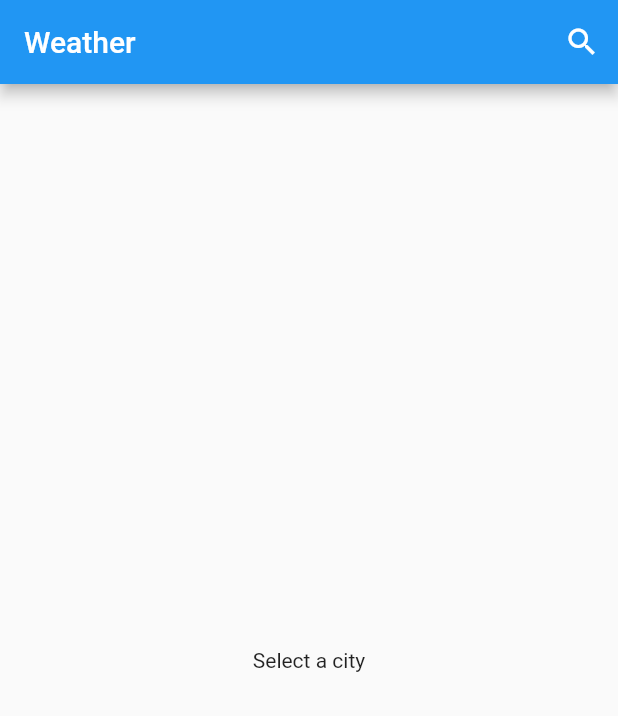
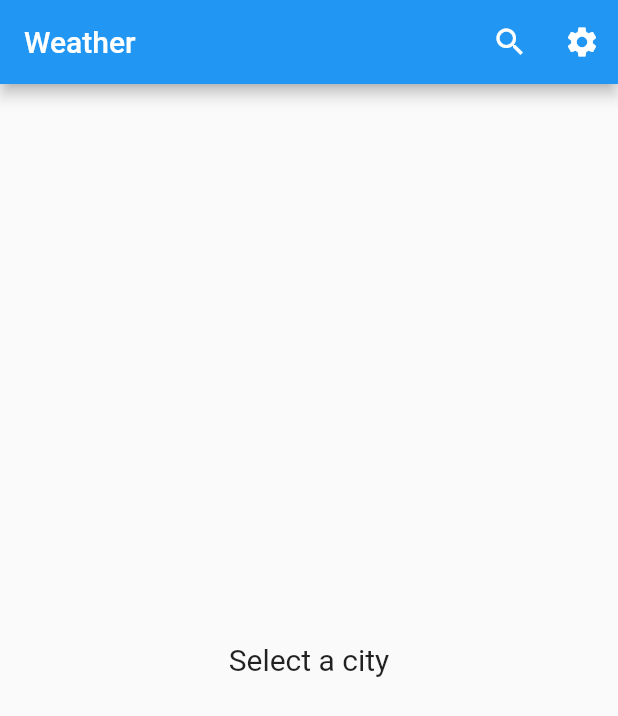
Before and after one commit to AhW00/open_weather_app_bloc, a Flutter app: the screen it shows after launch, on a phone screen of 412 x 824 dp. Shown: the top 716 px of the screen. Run offline on Flutter 3.47's test engine with Material 2 defaults, Android fonts, the phone set to English and light mode, and no system bars; our stand-ins replace bloc, equatable, flutter_bloc, flutter_dotenv, recase.

Commit message:
added temp setting functionality

```diff
--- /dev/null
+++ b/lib/cubits/temp_setting/temp_settings_cubit.dart
@@ -0,0 +1,16 @@
+import 'package:bloc/bloc.dart';
+import 'package:equatable/equatable.dart';
+
+part 'temp_settings_state.dart';
+
+class TempSettingsCubit extends Cubit<TempSettingsState> {
+  TempSettingsCubit() : super(TempSettingsState.initial());
+
+  void toggleTempUnit() {
+    if (state.tempUnit == TempUnit.celsius) {
+      emit(state.copyWith(tempUnit: TempUnit.fahrenheit));
+    } else if (state.tempUnit == TempUnit.fahrenheit) {
+      emit(state.copyWith(tempUnit: TempUnit.celsius));
+    }
+  }
+}
--- /dev/null
+++ b/lib/cubits/temp_setting/temp_settings_state.dart
@@ -0,0 +1,32 @@
+// ignore_for_file: public_member_api_docs, sort_constructors_first
+part of 'temp_settings_cubit.dart';
+
+enum TempUnit {
+  celsius,
+  fahrenheit,
+}
+
+class TempSettingsState extends Equatable {
+  final TempUnit tempUnit;
+  TempSettingsState({
+    required this.tempUnit,
+  });
+
+  @override
+  List<Object> get props => [tempUnit];
+
+  factory TempSettingsState.initial() {
+    return TempSettingsState(tempUnit: TempUnit.celsius);
+  }
+
+  TempSettingsState copyWith({
+    TempUnit? tempUnit,
+  }) {
+    return TempSettingsState(
+      tempUnit: tempUnit ?? this.tempUnit,
+    );
+  }
+
+  @override
+  String toString() => 'TempSettingsState(tempUnit: $tempUnit)';
+}
--- a/lib/cubits/weather/weather_cubit.dart
+++ b/lib/cubits/weather/weather_cubit.dart
@@ -1,15 +1,19 @@
+import 'dart:async';
+
 import 'package:bloc/bloc.dart';
-import 'package:equatable/equatable.dart';
-import 'package:open_weather_cubit_stream_subscription/cubits/weather/weather_state.dart';
 import 'package:open_weather_cubit_stream_subscription/models/custom_error.dart';
 import 'package:open_weather_cubit_stream_subscription/repositories/weather_repository.dart';
-
+import 'package:equatable/equatable.dart';
 import '../../models/weather.dart';
+part 'weather_state.dart';
 
 class WeatherCubit extends Cubit<WeatherState> {
   final WeatherRepository weatherRepository;
-  WeatherCubit({required this.weatherRepository})
-      : super(WeatherState.initial());
+  late final StreamSubscription tempSettingsCubitSubscription;
+
+  WeatherCubit({
+    required this.weatherRepository,
+  }) : super(WeatherState.initial()) {}
 
   Future<void> fetchWeather(String city) async {
     emit(state.copyWith(status: WeatherStatus.loading));
--- a/lib/cubits/weather/weather_state.dart
+++ b/lib/cubits/weather/weather_state.dart
@@ -1,8 +1,5 @@
 // ignore_for_file: public_member_api_docs, sort_constructors_first
-import 'package:equatable/equatable.dart';
-
-import '../../models/custom_error.dart';
-import '../../models/weather.dart';
+part of 'weather_cubit.dart';
 
 enum WeatherStatus {
   initial,
--- a/lib/main.dart
+++ b/lib/main.dart
@@ -5,7 +5,8 @@ import 'package:open_weather_cubit_stream_subscription/pages/home_page.dart';
 import 'package:flutter_bloc/flutter_bloc.dart';
 import 'package:open_weather_cubit_stream_subscription/repositories/weather_repository.dart';
 import 'package:open_weather_cubit_stream_subscription/services/weather_api_services.dart';
-import 'package:http/http.dart' as http;
+
+import 'cubits/temp_setting/temp_settings_cubit.dart';
 
 void main() async {
   await dotenv.load(fileName: '.env');
@@ -18,10 +19,13 @@ class MyApp extends StatelessWidget {
   @override
   Widget build(BuildContext context) {
     return RepositoryProvider(
-      create: (context) => WeatherRepository(
-          weatherApiServices: WeatherApiServices(httpClient: http.Client())),
+      create: (context) =>
+          WeatherRepository(weatherApiServices: WeatherApiServices()),
       child: MultiBlocProvider(
         providers: [
+          BlocProvider(
+            create: (context) => TempSettingsCubit(),
+          ),
           BlocProvider(
             create: (context) => WeatherCubit(
               weatherRepository:
--- a/lib/pages/home_page.dart
+++ b/lib/pages/home_page.dart
@@ -1,9 +1,13 @@
 import 'package:flutter/material.dart';
-import 'package:open_weather_cubit_stream_subscription/cubits/weather/weather_cubit.dart';
 import 'package:flutter_bloc/flutter_bloc.dart';
-import 'package:open_weather_cubit_stream_subscription/widgets/error_dialog.dart';
-import '../cubits/weather/weather_state.dart';
+import 'package:recase/recase.dart';
+
+import '../constants/constants.dart';
+import '../cubits/temp_setting/temp_settings_cubit.dart';
+import '../cubits/weather/weather_cubit.dart';
+import '../widgets/error_dialog.dart';
 import 'search_page.dart';
+import 'settings_page.dart';
 
 class HomePage extends StatefulWidget {
   const HomePage({Key? key}) : super(key: key);
@@ -14,6 +18,7 @@ class HomePage extends StatefulWidget {
 
 class _HomePageState extends State<HomePage> {
   String? _city;
+
   @override
   Widget build(BuildContext context) {
     return Scaffold(
@@ -21,52 +26,169 @@ class _HomePageState extends State<HomePage> {
         title: Text('Weather'),
         actions: [
           IconButton(
+            icon: const Icon(Icons.search),
             onPressed: () async {
               _city = await Navigator.push(
                 context,
-                    MaterialPageRoute(builder: (context) => SearchPage()),
+                MaterialPageRoute(builder: (context) {
+                  return SearchPage();
+                }),
               );
               print('city: $_city');
               if (_city != null) {
                 context.read<WeatherCubit>().fetchWeather(_city!);
               }
             },
-                icon: Icon(Icons.search))
+          ),
+          IconButton(
+            icon: const Icon(Icons.settings),
+            onPressed: () {
+              Navigator.push(
+                context,
+                MaterialPageRoute(builder: (context) {
+                  return SettingsPage();
+                }),
+              );
+            },
+          ),
         ],
       ),
-        body: BlocConsumer<WeatherCubit, WeatherState>(
+      body: _showWeather(),
+    );
+  }
+
+  String showTemperature(double temperature) {
+    final tempUnit = context.watch<TempSettingsCubit>().state.tempUnit;
+
+    if (tempUnit == TempUnit.fahrenheit) {
+      return ((temperature * 9 / 5) + 32).toStringAsFixed(2) + '℉';
+    }
+
+    return temperature.toStringAsFixed(2) + '℃';
+  }
+
+  Widget showIcon(String icon) {
+    return FadeInImage.assetNetwork(
+      placeholder: 'assets/images/loading.gif',
+      image: 'http://$kIconHost/img/wn/$icon@4x.png',
+      width: 96,
+      height: 96,
+    );
+  }
+
+  Widget formatText(String description) {
+    final formattedString = description.titleCase;
+    return Text(
+      formattedString,
+      style: const TextStyle(fontSize: 24.0),
+      textAlign: TextAlign.center,
+    );
+  }
+
+  Widget _showWeather() {
+    return BlocConsumer<WeatherCubit, WeatherState>(
       listener: (context, state) {
         if (state.status == WeatherStatus.error) {
           errorDialog(context, state.error.errMsg);
         }
       },
-          builder: buildBody,
-        ));
-  }
+      builder: (context, state) {
+        if (state.status == WeatherStatus.initial) {
+          return const Center(
+            child: Text(
+              'Select a city',
+              style: TextStyle(fontSize: 20.0),
+            ),
+          );
         }
 
-Widget buildBody(BuildContext context, WeatherState state) {
-  if (state.status == WeatherStatus.initial) {
-    return Center(
-      child: Text('Select a city'),
-    );
-  }
         if (state.status == WeatherStatus.loading) {
-    return Center(
+          return const Center(
             child: CircularProgressIndicator(),
           );
         }
 
         if (state.status == WeatherStatus.error && state.weather.name == '') {
-    return Center(
-      child: Text('Select a city'),
+          return const Center(
+            child: Text(
+              'Select a city',
+              style: TextStyle(fontSize: 20.0),
+            ),
           );
         }
 
-  return Center(
-    child: Text(
+        return ListView(
+          children: [
+            SizedBox(
+              height: MediaQuery.of(context).size.height / 6,
+            ),
+            Text(
               state.weather.name,
-      style: TextStyle(fontSize: 18.0),
+              textAlign: TextAlign.center,
+              style: const TextStyle(
+                fontSize: 40.0,
+                fontWeight: FontWeight.bold,
               ),
+            ),
+            const SizedBox(height: 10.0),
+            Row(
+              mainAxisAlignment: MainAxisAlignment.center,
+              children: [
+                Text(
+                  TimeOfDay.fromDateTime(state.weather.lastUpdated)
+                      .format(context),
+                  style: const TextStyle(fontSize: 18.0),
+                ),
+                const SizedBox(width: 10.0),
+                Text(
+                  '(${state.weather.country})',
+                  style: const TextStyle(fontSize: 18.0),
+                ),
+              ],
+            ),
+            const SizedBox(height: 60.0),
+            Row(
+              mainAxisAlignment: MainAxisAlignment.center,
+              children: [
+                Text(
+                  showTemperature(state.weather.temp),
+                  style: const TextStyle(
+                    fontSize: 30.0,
+                    fontWeight: FontWeight.bold,
+                  ),
+                ),
+                const SizedBox(width: 20.0),
+                Column(
+                  children: [
+                    Text(
+                      showTemperature(state.weather.tempMax),
+                      style: const TextStyle(fontSize: 16.0),
+                    ),
+                    const SizedBox(height: 10.0),
+                    Text(
+                      showTemperature(state.weather.tempMin),
+                      style: const TextStyle(fontSize: 16.0),
+                    ),
+                  ],
+                ),
+              ],
+            ),
+            const SizedBox(height: 40.0),
+            Row(
+              mainAxisAlignment: MainAxisAlignment.spaceAround,
+              children: [
+                Spacer(),
+                showIcon(state.weather.icon),
+                Expanded(
+                  flex: 3,
+                  child: formatText(state.weather.description),
+                ),
+                Spacer(),
+              ],
+            ),
+          ],
+        );
+      },
     );
   }
+}
--- a/lib/services/weather_api_services.dart
+++ b/lib/services/weather_api_services.dart
@@ -4,49 +4,17 @@ import 'dart:convert';
 import 'package:flutter_dotenv/flutter_dotenv.dart';
 import 'package:http/http.dart' as http;
 import 'package:open_weather_cubit_stream_subscription/exceptions/weather_exception.dart';
-import 'package:open_weather_cubit_stream_subscription/models/direct_geocoding.dart';
 import 'package:open_weather_cubit_stream_subscription/services/http_error_handler.dart';
 
 import '../constants/constants.dart';
 import '../models/weather.dart';
 
 class WeatherApiServices {
-  final http.Client httpClient;
+  final http.Client httpClient = http.Client();
 
-  WeatherApiServices({
-    required this.httpClient,
-  });
-
-  // Future<DirectGeocoding> getDirectGeocoding(String city) async {
-  //   final Uri uri = Uri(
-  //       scheme: 'https',
-  //       host: kApiHost,
-  //       path: '/geo/1.0/direct',
-  //       queryParameters: {
-  //         'q': city,
-  //         'limit': kLimit,
-  //         'appid': dotenv.env['APPID'],
-  //       });
-
-  //   try {
-  //     final http.Response response = await httpClient.get(uri);
-
-  //     if (response.statusCode != 200) {
-  //       throw httpErrorHandler(response);
-  //     }
-  //     final responseBody = json.decode(response.body);
-
-  //     if (responseBody.isEmpty) {
-  //       throw WeatherException('Cannot get the location of $city');
-  //     }
-
-  //     final directGeocoding = DirectGeocoding.fromJson(responseBody);
-
-  //     return directGeocoding;
-  //   } catch (e) {
-  //     rethrow;
-  //   }
-  // }
+  // WeatherApiServices({
+  //   required this.httpClient,
+  // });
 
   Future<Weather> getWeather(String city) async {
     final Uri uri = Uri(
```
Also changed, not shown: lib/pages/settings_page.dart (+22 -10 lines). Lines whose indentation alone changed are shown as unchanged.
